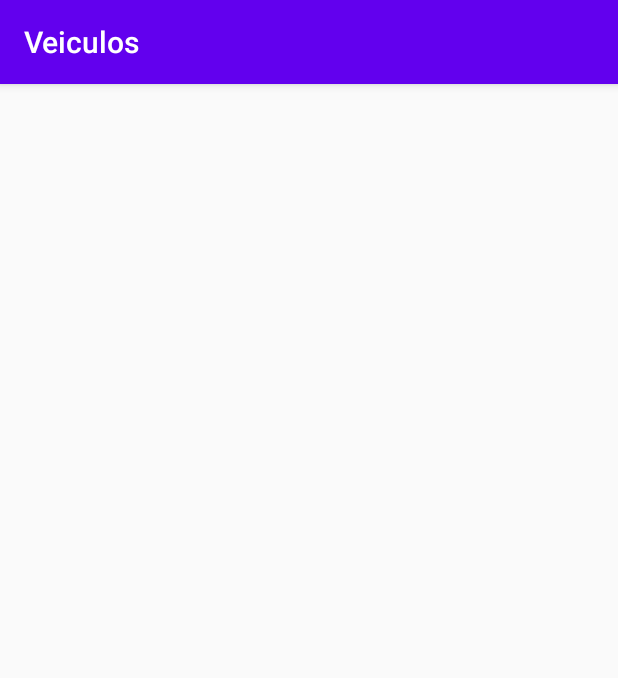
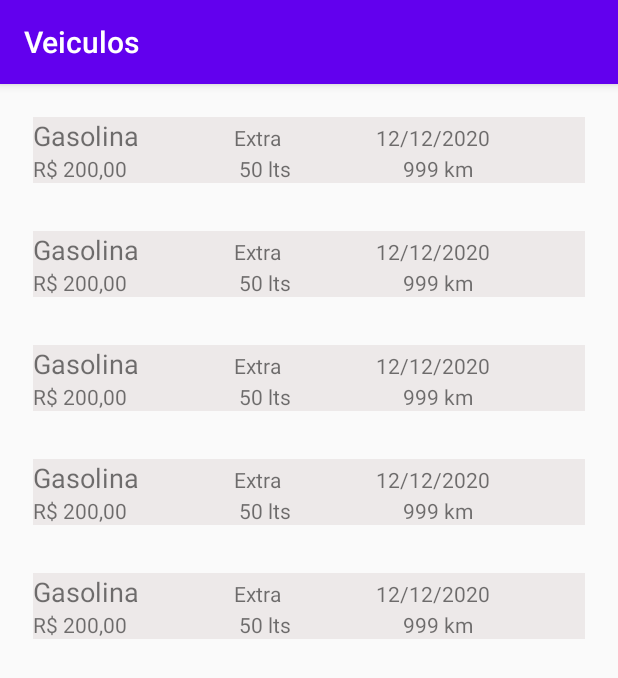
Before and after one commit to filipebevi/Combus, an Android app: the ListagemCombustivel screen opened directly, with no data from a screen before it, on a phone screen of 412 x 824 dp. Shown: the top 678 px of the screen. Run offline under Robolectric (Android 15) with nearby library versions, the phone set to English and light mode, and no system bars; 1 statement that could not run was skipped.

Commit message:
1 commit

```diff
--- a/app/src/main/AndroidManifest.xml
+++ b/app/src/main/AndroidManifest.xml
@@ -9,8 +9,8 @@
         android:roundIcon="@mipmap/ic_launcher_round"
         android:supportsRtl="true"
         android:theme="@style/AppTheme">
-        <activity android:name=".ListagemCombustivel"></activity>
-        <activity android:name=".MainActivity">
+        <activity android:name=".activity.ListagemCombustivel"></activity>
+        <activity android:name=".activity.MainActivity">
             <intent-filter>
                 <action android:name="android.intent.action.MAIN" />
 
--- a/app/src/main/java/com/example/veiculos/ListagemCombustivel.java
+++ /dev/null
@@ -1,14 +0,0 @@
-package com.example.veiculos;
-
-import androidx.appcompat.app.AppCompatActivity;
-
-import android.os.Bundle;
-
-public class ListagemCombustivel extends AppCompatActivity {
-
-    @Override
-    protected void onCreate(Bundle savedInstanceState) {
-        super.onCreate(savedInstanceState);
-        setContentView(R.layout.activity_listagemCombustivel);
-    }
-}
--- /dev/null
+++ b/app/src/main/java/com/example/veiculos/activity/ListagemCombustivel.java
@@ -0,0 +1,38 @@
+package com.example.veiculos.activity;
+
+import androidx.appcompat.app.AppCompatActivity;
+import androidx.recyclerview.widget.LinearLayoutManager;
+import androidx.recyclerview.widget.RecyclerView;
+
+import android.os.Bundle;
+
+import com.example.veiculos.R;
+import com.example.veiculos.adapter.MyAdapter;
+
+public class ListagemCombustivel extends AppCompatActivity {
+
+    private RecyclerView recyclerView;
+    private RecyclerView.LayoutManager layoutManager;
+    private RecyclerView.Adapter mAdapter;
+
+    @Override
+    protected void onCreate(Bundle savedInstanceState) {
+        super.onCreate(savedInstanceState);
+        setContentView(R.layout.activity_list_fuel);
+
+        //recycleview----------------------------------------------------
+        recyclerView.setHasFixedSize(true);
+
+        recyclerView = findViewById(R.id.rvabasteci);
+
+        //CONFIGURAR O ADAPTER
+        mAdapter = new MyAdapter();
+        recyclerView.setAdapter(mAdapter);
+
+        //CONFIGURAR O RECYCLEVIEW
+        layoutManager = new LinearLayoutManager(this);
+        recyclerView.setLayoutManager(layoutManager);
+        //recycleview----------------------------------------------------
+
+    }
+}
--- a/app/src/main/java/com/example/veiculos/MainActivity.java
+++ b/app/src/main/java/com/example/veiculos/activity/MainActivity.java
@@ -1,8 +1,10 @@
-package com.example.veiculos;
+package com.example.veiculos.activity;
 
 import androidx.appcompat.app.AppCompatActivity;
 
 import android.os.Bundle;
+
+import com.example.veiculos.R;
 
 public class MainActivity extends AppCompatActivity {
 
--- /dev/null
+++ b/app/src/main/java/com/example/veiculos/adapter/MyAdapter.java
@@ -0,0 +1,69 @@
+package com.example.veiculos.adapter;
+
+import android.view.LayoutInflater;
+import android.view.View;
+import android.view.ViewGroup;
+import android.widget.TextView;
+
+import androidx.annotation.NonNull;
+import androidx.recyclerview.widget.RecyclerView;
+
+import com.example.veiculos.R;
+
+public class MyAdapter extends RecyclerView.Adapter<MyAdapter.MyViewHolder> {
+
+    public static class MyViewHolder extends RecyclerView.ViewHolder {
+
+        TextView tipo;
+        TextView posto;
+        TextView data;
+        TextView litros;
+        TextView valor;
+        TextView km;
+
+
+        public MyViewHolder(@NonNull View itemView) {
+            super(itemView);
+
+            tipo = itemView.findViewById(R.id.tvTipo);
+            posto = itemView.findViewById(R.id.tvPosto);
+            data = itemView.findViewById(R.id.tvData);
+            litros = itemView.findViewById(R.id.tvLitros);
+            valor = itemView.findViewById(R.id.tvValor);
+            km = itemView.findViewById(R.id.tvKm);
+        }
+        // each data item is just a string in this case
+
+    }
+
+    @NonNull
+    @Override
+    public MyViewHolder onCreateViewHolder(@NonNull ViewGroup parent, int viewType) {
+
+        View itemLista = LayoutInflater.from(parent.getContext()).inflate(R.layout.adapter_lista_combustivel, parent, false);
+
+        return new MyViewHolder(itemLista);
+    }
+
+    @Override
+    public void onBindViewHolder(@NonNull MyViewHolder holder, int position) {
+        holder.tipo.setText("Gasolina");
+        holder.posto.setText("Extra");
+        holder.data.setText("12/12/2020");
+        holder.litros.setText("50 lts");
+        holder.valor.setText("R$ 200,00");
+        holder.km.setText("999 km");
+
+    }
+
+    @Override
+    public int getItemCount() {
+        return 5;
+    }
+
+
+
+
+
+
+}
--- a/app/src/main/res/layout/activity_listagemCombustivel.xml
+++ b/app/src/main/res/layout/activity_list_fuel.xml
@@ -4,11 +4,12 @@
     xmlns:tools="http://schemas.android.com/tools"
     android:layout_width="match_parent"
     android:layout_height="match_parent"
-    tools:context=".ListagemCombustivel"
+    android:layout_margin="6dp"
+    tools:context=".activity.ListagemCombustivel"
     tools:ignore="MissingDefaultResource">
 
     <androidx.recyclerview.widget.RecyclerView
-        android:id="@+id/listAbastecimento"
+        android:id="@+id/rvabasteci"
         android:layout_width="0dp"
         android:layout_height="0dp"
         app:layout_constraintBottom_toBottomOf="parent"
--- a/app/src/main/res/layout/activity_main.xml
+++ b/app/src/main/res/layout/activity_main.xml
@@ -6,7 +6,7 @@
     android:layout_height="match_parent"
     android:layout_margin="12dp"
     android:orientation="vertical"
-    tools:context=".MainActivity">
+    tools:context=".activity.MainActivity">
 
     <TextView
         android:id="@+id/textView9"
--- /dev/null
+++ b/app/src/main/res/layout/adapter_lista_combustivel.xml
@@ -0,0 +1,66 @@
+<?xml version="1.0" encoding="utf-8"?>
+<LinearLayout xmlns:android="http://schemas.android.com/apk/res/android"
+    xmlns:tools="http://schemas.android.com/tools"
+    android:layout_width="match_parent"
+    android:layout_height="wrap_content"
+    android:layout_margin="16dp"
+    android:background="#EDE9E9"
+    android:orientation="vertical">
+
+    <LinearLayout
+        android:layout_width="match_parent"
+        android:layout_height="wrap_content"
+        android:orientation="horizontal">
+
+        <TextView
+            android:id="@+id/tvTipo"
+            android:layout_width="wrap_content"
+            android:layout_height="wrap_content"
+            android:layout_weight="1"
+            android:text="Tipo"
+            android:textSize="18sp" />
+
+        <TextView
+            android:id="@+id/tvPosto"
+            android:layout_width="wrap_content"
+            android:layout_height="wrap_content"
+            android:layout_weight="1"
+            android:text="Posto" />
+
+        <TextView
+            android:id="@+id/tvData"
+            android:layout_width="wrap_content"
+            android:layout_height="wrap_content"
+            android:layout_weight="1"
+            android:text="Data" />
+
+    </LinearLayout>
+
+    <LinearLayout
+        android:layout_width="match_parent"
+        android:layout_height="match_parent"
+        android:orientation="horizontal">
+
+        <TextView
+            android:id="@+id/tvValor"
+            android:layout_width="wrap_content"
+            android:layout_height="wrap_content"
+            android:layout_weight="1"
+            android:text="Valor" />
+
+        <TextView
+            android:id="@+id/tvLitros"
+            android:layout_width="wrap_content"
+            android:layout_height="wrap_content"
+            android:layout_weight="1"
+            android:text="Litros" />
+
+        <TextView
+            android:id="@+id/tvKm"
+            android:layout_width="wrap_content"
+            android:layout_height="wrap_content"
+            android:layout_weight="1"
+            android:text="Km" />
+    </LinearLayout>
+
+</LinearLayout>
```
